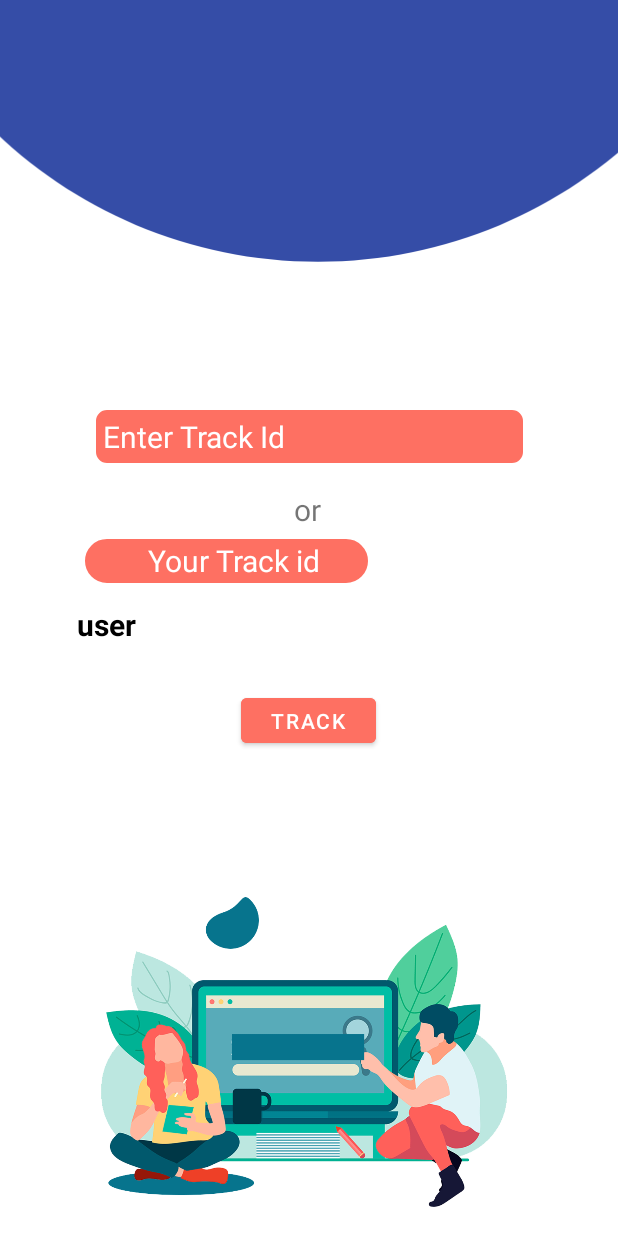
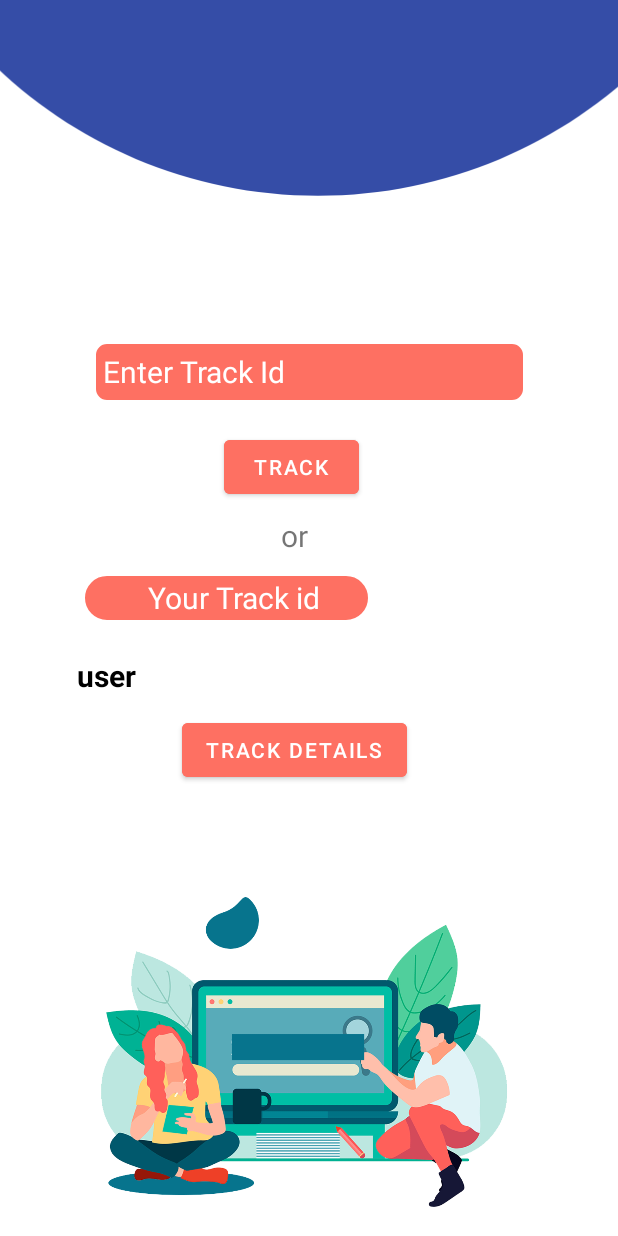
Before and after one commit to IshitwaAgrawal/Tracker, an Android app: the fragment HomeFragment shown on its own in the app's theme, on a phone screen of 412 x 824 dp. Run offline under Robolectric (Android 15) with nearby library versions, the phone set to English and light mode, and no system bars; our stand-ins replace Firebase (no records; nobody signed in at launch, a user with empty details on screens opened directly).

Commit message:
Changes in home fragment

```diff
--- a/app/src/main/AndroidManifest.xml
+++ b/app/src/main/AndroidManifest.xml
@@ -38,7 +38,7 @@
             android:label="@string/title_activity_home"
             android:theme="@style/Theme.Tracker.NoActionBar" />
         <activity android:name=".Details" />
-        <activity android:name=".res_pass" />
+        <activity android:name=".track_details" />
         <activity android:name=".MainActivity">
             <intent-filter>
                 <action android:name="android.intent.action.MAIN" />
--- a/app/src/main/java/com/example/tracker/MainActivity.java
+++ b/app/src/main/java/com/example/tracker/MainActivity.java
@@ -7,7 +7,6 @@ import android.view.View;
 import android.widget.Button;
 import android.widget.EditText;
 import android.widget.ProgressBar;
-import android.widget.TextView;
 
 import androidx.annotation.NonNull;
 import androidx.appcompat.app.AppCompatActivity;
@@ -17,7 +16,6 @@ import com.google.android.gms.tasks.Task;
 import com.google.firebase.FirebaseException;
 import com.google.firebase.auth.AuthResult;
 import com.google.firebase.auth.FirebaseAuth;
-import com.google.firebase.auth.FirebaseUser;
 import com.google.firebase.auth.PhoneAuthCredential;
 import com.google.firebase.auth.PhoneAuthOptions;
 import com.google.firebase.auth.PhoneAuthProvider;
@@ -136,7 +134,7 @@ public class MainActivity extends AppCompatActivity {
     }
 
     private void forg() {
-        Intent i=new Intent(MainActivity.this,res_pass.class);
+        Intent i=new Intent(MainActivity.this, track_details.class);
         startActivity(i);
     }
 
--- a/app/src/main/java/com/example/tracker/ui/home/HomeFragment.java
+++ b/app/src/main/java/com/example/tracker/ui/home/HomeFragment.java
@@ -23,6 +23,7 @@ import com.example.tracker.Details;
 import com.example.tracker.Location;
 import com.example.tracker.R;
 import com.example.tracker.databinding.FragmentHomeBinding;
+import com.example.tracker.track_details;
 import com.google.android.gms.tasks.OnCompleteListener;
 import com.google.android.gms.tasks.OnFailureListener;
 import com.google.android.gms.tasks.Task;
@@ -51,8 +52,17 @@ public class HomeFragment extends Fragment {
         View root = binding.getRoot();
 
         Button track = (Button) root.findViewById(R.id.track);
+        Button track_det = (Button) root.findViewById(R.id.track_det);
+
         destination_id = (EditText) root.findViewById(R.id.name1);
+        track_det.setOnClickListener(new View.OnClickListener() {
+            @Override
+            public void onClick(View view) {
 
+                Intent i=new Intent(getActivity(), track_details.class);
+                startActivity(i);
+            }
+        });
         track.setOnClickListener(new View.OnClickListener() {
             @Override
             public void onClick(View view) {
--- a/app/src/main/res/layout/fragment_home.xml
+++ b/app/src/main/res/layout/fragment_home.xml
@@ -10,7 +10,7 @@
         android:id="@+id/textHome"
         android:layout_width="295dp"
         android:layout_height="45dp"
-        android:layout_marginTop="80dp"
+        android:layout_marginTop="156dp"
         android:gravity="center_vertical"
         android:textAlignment="gravity"
         android:textColor="#000000"
@@ -26,7 +26,7 @@
         android:id="@+id/textView8"
         android:layout_width="199dp"
         android:layout_height="40dp"
-        android:layout_marginTop="40dp"
+        android:layout_marginTop="8dp"
         android:background="@drawable/rounded_corners2"
         android:gravity="center"
         android:paddingStart="10dp"
@@ -35,9 +35,9 @@
         android:textColorHint="#FFFFFF"
         android:textSize="20sp"
         app:layout_constraintEnd_toEndOf="parent"
-        app:layout_constraintHorizontal_bias="0.242"
+        app:layout_constraintHorizontal_bias="0.24"
         app:layout_constraintStart_toStartOf="parent"
-        app:layout_constraintTop_toBottomOf="@+id/name1" />
+        app:layout_constraintTop_toBottomOf="@+id/textView5" />
 
     <ImageView
         android:id="@+id/imageView5"
@@ -53,8 +53,8 @@
     <EditText
         android:id="@+id/name1"
         android:layout_width="295dp"
-        android:layout_height="46dp"
-        android:layout_marginTop="268dp"
+        android:layout_height="48dp"
+        android:layout_marginTop="224dp"
         android:background="@drawable/rounded_corners"
         android:ems="10"
         android:hint="Enter Track Id"
@@ -72,25 +72,37 @@
         android:id="@+id/textView5"
         android:layout_width="wrap_content"
         android:layout_height="wrap_content"
-        android:layout_marginTop="12dp"
+        android:layout_marginTop="8dp"
         android:text="or"
         android:textSize="20sp"
         app:layout_constraintEnd_toEndOf="parent"
-        app:layout_constraintHorizontal_bias="0.498"
+        app:layout_constraintHorizontal_bias="0.475"
+        app:layout_constraintStart_toStartOf="parent"
+        app:layout_constraintTop_toBottomOf="@+id/track" />
+
+    <Button
+        android:id="@+id/track"
+        android:layout_width="90dp"
+        android:layout_height="48dp"
+        android:layout_marginTop="15dp"
+        android:backgroundTint="#fe7062 "
+        android:text="Track"
+        app:layout_constraintEnd_toEndOf="parent"
+        app:layout_constraintHorizontal_bias="0.464"
         app:layout_constraintStart_toStartOf="parent"
         app:layout_constraintTop_toBottomOf="@+id/name1" />
 
     <Button
-        android:id="@+id/track"
-        android:layout_width="90dp"
-        android:layout_height="42dp"
-        android:layout_marginTop="20dp"
+        android:id="@+id/track_det"
+        android:layout_width="wrap_content"
+        android:layout_height="48dp"
+        android:layout_marginTop="204dp"
         android:backgroundTint="#fe7062 "
-        android:text="Track"
+        android:text="Track Details"
         app:layout_constraintEnd_toEndOf="parent"
-        app:layout_constraintHorizontal_bias="0.498"
+        app:layout_constraintHorizontal_bias="0.464"
         app:layout_constraintStart_toStartOf="parent"
-        app:layout_constraintTop_toBottomOf="@+id/textHome" />
+        app:layout_constraintTop_toBottomOf="@+id/name1" />
 
     <ImageView
         android:id="@+id/imageView9"
```
Also changed, not shown: app/src/main/java/com/example/tracker/Location.java (+9 -2 lines), app/src/main/java/com/example/tracker/track_details.java (renamed from app/src/main/java/com/example/tracker/res_pass.java, +4 -5 lines), app/src/main/res/layout/activity_location.xml (+18 -54 lines), app/src/main/res/layout/activity_track_details.xml (renamed from app/src/main/res/layout/activity_res_pass.xml, +45 -43 lines).
